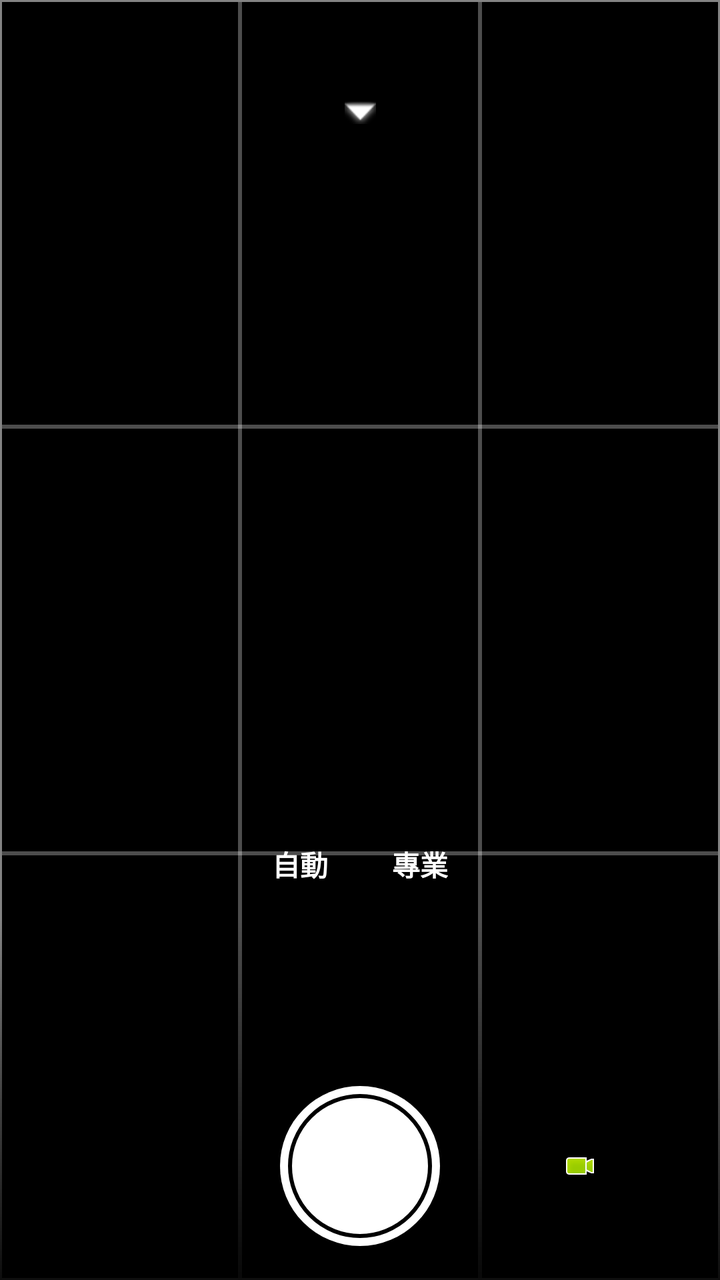
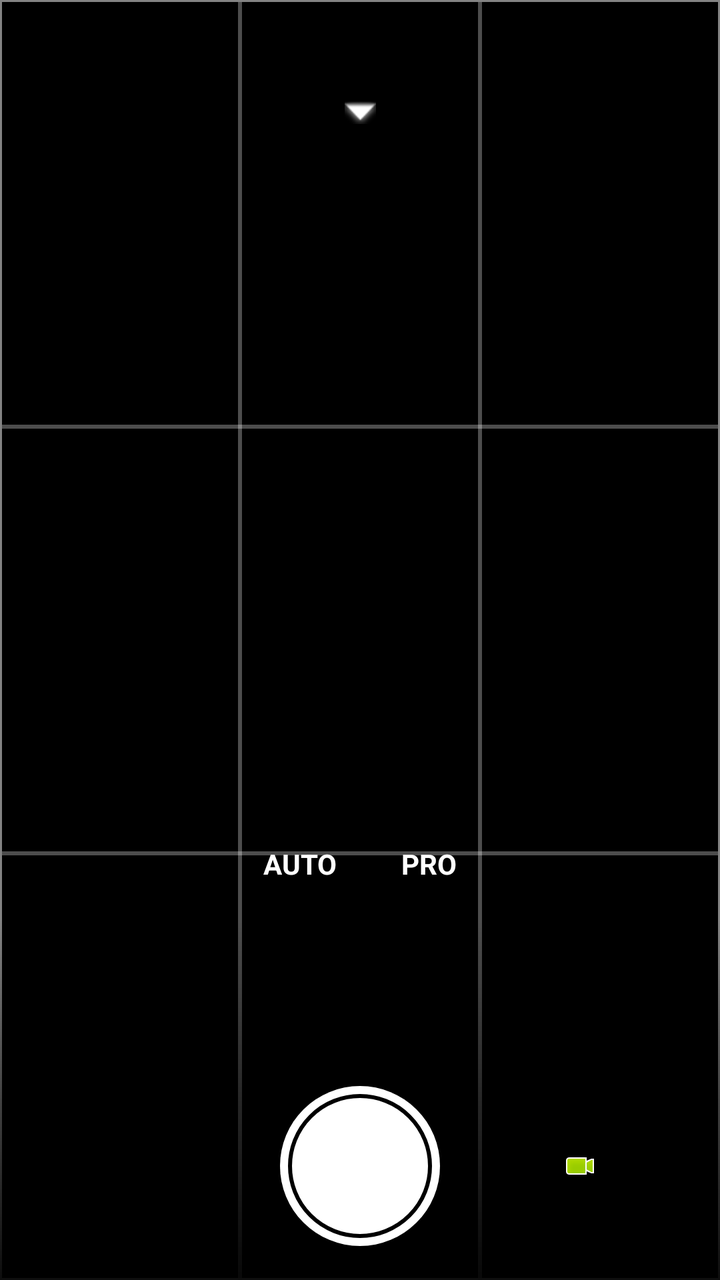

An Android layout rendered at two revisions. The XML below is the earlier revision; the diff shows what the commit changed to produce the second picture.
<!-- AndroidManifest.xml: application theme Theme.TelescopeApp -->
<!-- res/layout/activity_main.xml -->
<?xml version="1.0" encoding="utf-8"?>
<androidx.constraintlayout.widget.ConstraintLayout
    xmlns:android="http://schemas.android.com/apk/res/android"
    xmlns:app="http://schemas.android.com/apk/res-auto"
    xmlns:tools="http://schemas.android.com/tools"
    android:layout_width="match_parent"
    android:layout_height="match_parent"
    android:background="#000000"
    tools:context=".MainActivity">

    <TextureView
        android:id="@+id/viewFinder"
        android:layout_width="match_parent"
        android:layout_height="match_parent"
        app:layout_constraintBottom_toBottomOf="parent"
        app:layout_constraintEnd_toEndOf="parent"
        app:layout_constraintStart_toStartOf="parent"
        app:layout_constraintTop_toTopOf="parent" />

    <View
        android:id="@+id/flash_overlay"
        android:layout_width="match_parent"
        android:layout_height="match_parent"
        android:background="#B3FFFFFF"
        android:visibility="gone"
        android:elevation="10dp" />

    
    <com.example.telescopeapp.HistogramView
        android:id="@+id/histogram_view"
        android:layout_width="120dp"
        android:layout_height="80dp"
        android:layout_marginTop="32dp"
        android:layout_marginStart="16dp"
        android:visibility="gone"
        app:layout_constraintTop_toTopOf="parent"
        app:layout_constraintStart_toStartOf="parent" />

    
    <HorizontalScrollView
        android:id="@+id/top_menu_scroll"
        android:layout_width="match_parent"
        android:layout_height="wrap_content"
        android:background="#80000000"
        android:scrollbars="none"
        android:visibility="gone"
        app:layout_constraintTop_toBottomOf="@+id/top_bar">

        <LinearLayout
            android:layout_width="wrap_content"
            android:layout_height="wrap_content"
            android:orientation="horizontal"
            android:padding="12dp">

            
            <LinearLayout
                android:id="@+id/btn_toggle_grid"
                android:layout_width="70dp"
                android:layout_height="70dp"
                android:layout_marginEnd="10dp"
                android:background="@drawable/bg_menu_tile"
                android:orientation="vertical"
                android:gravity="center"
                android:clickable="true"
                android:focusable="true">
                <View android:id="@+id/dot_grid" android:layout_width="6dp" android:layout_height="6dp" android:background="#FFD700" android:layout_marginBottom="4dp" />
                <TextView android:layout_width="wrap_content" android:layout_height="wrap_content" android:text="九宮格" android:textColor="#FFFFFF" android:textSize="12sp" android:textStyle="bold" />
            </LinearLayout>

            
            <LinearLayout
                android:id="@+id/btn_toggle_histogram"
                android:layout_width="70dp"
                android:layout_height="70dp"
                android:layout_marginEnd="10dp"
                android:background="@drawable/bg_menu_tile"
                android:orientation="vertical"
                android:gravity="center"
                android:clickable="true"
                android:focusable="true">
                <View android:id="@+id/dot_histogram" android:layout_width="6dp" android:layout_height="6dp" android:background="#FFD700" android:layout_marginBottom="4dp" />
                <TextView android:layout_width="wrap_content" android:layout_height="wrap_content" android:text="直方圖" android:textColor="#FFFFFF" android:textSize="12sp" android:textStyle="bold" />
            </LinearLayout>

            
            <LinearLayout
                android:id="@+id/btn_toggle_hdr"
                android:layout_width="70dp"
                android:layout_height="70dp"
                android:layout_marginEnd="10dp"
                android:background="@drawable/bg_menu_tile"
                android:orientation="vertical"
                android:gravity="center"
                android:clickable="true"
                android:focusable="true">
                <View android:id="@+id/dot_hdr" android:layout_width="6dp" android:layout_height="6dp" android:background="#FFFFFF" android:layout_marginBottom="4dp" />
                <TextView android:layout_width="wrap_content" android:layout_height="wrap_content" android:text="HDR" android:textColor="#FFFFFF" android:textSize="12sp" android:textStyle="bold" />
            </LinearLayout>

            
            <LinearLayout
                android:id="@+id/btn_toggle_timer"
                android:layout_width="70dp"
                android:layout_height="70dp"
                android:layout_marginEnd="10dp"
                android:background="@drawable/bg_menu_tile"
                android:orientation="vertical"
                android:gravity="center"
                android:clickable="true"
                android:focusable="true">
                <View android:id="@+id/dot_timer" android:layout_width="6dp" android:layout_height="6dp" android:background="#FFFFFF" android:layout_marginBottom="4dp" />
                <TextView android:id="@+id/text_timer" android:layout_width="wrap_content" android:layout_height="wrap_content" android:text="倒數" android:textColor="#FFFFFF" android:textSize="12sp" android:textStyle="bold" />
            </LinearLayout>

            
            <LinearLayout
                android:id="@+id/btn_toggle_flip"
                android:layout_width="70dp"
                android:layout_height="70dp"
                android:layout_marginEnd="10dp"
                android:background="@drawable/bg_menu_tile"
                android:orientation="vertical"
                android:gravity="center"
                android:clickable="true"
                android:focusable="true">
                <View android:id="@+id/dot_flip" android:layout_width="6dp" android:layout_height="6dp" android:background="#FFD700" android:layout_marginBottom="4dp" />
                <TextView android:layout_width="wrap_content" android:layout_height="wrap_content" android:text="鏡像" android:textColor="#FFFFFF" android:textSize="12sp" android:textStyle="bold" />
            </LinearLayout>

            
            <LinearLayout
                android:id="@+id/btn_toggle_voice"
                android:layout_width="70dp"
                android:layout_height="70dp"
                android:layout_marginEnd="10dp"
                android:background="@drawable/bg_menu_tile"
                android:orientation="vertical"
                android:gravity="center"
                android:clickable="true"
                android:focusable="true">
                <View android:id="@+id/dot_voice" android:layout_width="6dp" android:layout_height="6dp" android:background="#FFFFFF" android:layout_marginBottom="4dp" />
                <TextView android:layout_width="wrap_content" android:layout_height="wrap_content" android:text="聲控" android:textColor="#FFFFFF" android:textSize="12sp" android:textStyle="bold" />
            </LinearLayout>

            
            <LinearLayout
                android:id="@+id/btn_toggle_raw"
                android:layout_width="70dp"
                android:layout_height="70dp"
                android:layout_marginEnd="10dp"
                android:background="@drawable/bg_menu_tile"
                android:orientation="vertical"
                android:gravity="center"
                android:clickable="true"
                android:focusable="true">
                <View android:id="@+id/dot_raw" android:layout_width="6dp" android:layout_height="6dp" android:background="#FFFFFF" android:layout_marginBottom="4dp" />
                <TextView android:layout_width="wrap_content" android:layout_height="wrap_content" android:text="RAW" android:textColor="#FFFFFF" android:textSize="12sp" android:textStyle="bold" />
            </LinearLayout>

            
            <LinearLayout
                android:layout_width="70dp"
                android:layout_height="70dp"
                android:layout_marginEnd="10dp"
                android:background="@drawable/bg_menu_tile"
                android:orientation="vertical">
                
                <LinearLayout
                    android:id="@+id/btn_toggle_super_hdr"
                    android:layout_width="match_parent"
                    android:layout_height="0dp"
                    android:layout_weight="1"
                    android:orientation="vertical"
                    android:gravity="center"
                    android:clickable="true"
                    android:focusable="true">
                    <View android:id="@+id/dot_super_hdr" android:layout_width="6dp" android:layout_height="6dp" android:background="#FFFFFF" android:layout_marginBottom="4dp" />
                    <TextView android:layout_width="wrap_content" android:layout_height="wrap_content" android:text="超動態" android:textColor="#FFFFFF" android:textSize="12sp" android:textStyle="bold" />
                </LinearLayout>

                <LinearLayout
                    android:id="@+id/btn_super_hdr_settings"
                    android:layout_width="match_parent"
                    android:layout_height="20dp"
                    android:background="#40000000"
                    android:gravity="center"
                    android:clickable="true"
                    android:focusable="true">
                    <TextView android:layout_width="wrap_content" android:layout_height="wrap_content" android:text="▼" android:textColor="#FFFFFF" android:textSize="10sp" />
                </LinearLayout>
            </LinearLayout>

            
            <LinearLayout
                android:id="@+id/btn_toggle_stab"
                android:layout_width="70dp"
                android:layout_height="70dp"
                android:background="@drawable/bg_menu_tile"
                android:orientation="vertical"
                android:gravity="center"
                android:clickable="true"
                android:focusable="true">
                <View android:id="@+id/dot_stab" android:layout_width="6dp" android:layout_height="6dp" android:background="#FFD700" android:layout_marginBottom="4dp" />
                <TextView android:layout_width="wrap_content" android:layout_height="wrap_content" android:text="防手震" android:textColor="#FFFFFF" android:textSize="12sp" android:textStyle="bold" />
            </LinearLayout>
        </LinearLayout>
    </HorizontalScrollView>

    <ImageView
        android:id="@+id/focus_ring"
        android:layout_width="80dp"
        android:layout_height="80dp"
        android:src="@drawable/focus_ring"
        android:visibility="gone"
        app:layout_constraintTop_toTopOf="parent"
        app:layout_constraintStart_toStartOf="parent" />

    <ImageView
        android:id="@+id/btn_expand_menu"
        android:layout_width="48dp"
        android:layout_height="48dp"
        android:layout_marginTop="32dp"
        android:scaleType="centerInside"
        android:src="@android:drawable/arrow_down_float"
        app:tint="#FFFFFF"
        android:background="?selectableItemBackgroundBorderless"
        app:layout_constraintTop_toTopOf="parent"
        app:layout_constraintEnd_toEndOf="parent"
        app:layout_constraintStart_toStartOf="parent" />

    
    <TextView
        android:id="@+id/countdown_text"
        android:layout_width="wrap_content"
        android:layout_height="wrap_content"
        android:textSize="120sp"
        android:textColor="#FFFFFF"
        android:textStyle="bold"
        android:shadowColor="#000000"
        android:shadowRadius="10"
        android:visibility="gone"
        app:layout_constraintTop_toTopOf="parent"
        app:layout_constraintBottom_toBottomOf="parent"
        app:layout_constraintStart_toStartOf="parent"
        app:layout_constraintEnd_toEndOf="parent" />

    
    <FrameLayout
        android:id="@+id/grid_lines_layout"
        android:layout_width="match_parent"
        android:layout_height="match_parent"
        app:layout_constraintTop_toTopOf="parent"
        app:layout_constraintBottom_toBottomOf="parent">

        <LinearLayout
            android:layout_width="match_parent"
            android:layout_height="match_parent"
            android:orientation="vertical"
            android:weightSum="3">
            <View android:layout_width="match_parent" android:layout_height="0dp" android:layout_weight="1" android:background="@drawable/grid_box" />
            <View android:layout_width="match_parent" android:layout_height="0dp" android:layout_weight="1" android:background="@drawable/grid_box" />
            <View android:layout_width="match_parent" android:layout_height="0dp" android:layout_weight="1" android:background="@drawable/grid_box" />
        </LinearLayout>
        
        <LinearLayout
            android:layout_width="match_parent"
            android:layout_height="match_parent"
            android:orientation="horizontal"
            android:weightSum="3">
            <View android:layout_width="0dp" android:layout_height="match_parent" android:layout_weight="1" android:background="@drawable/grid_box" />
            <View android:layout_width="0dp" android:layout_height="match_parent" android:layout_weight="1" android:background="@drawable/grid_box" />
            <View android:layout_width="0dp" android:layout_height="match_parent" android:layout_weight="1" android:background="@drawable/grid_box" />
        </LinearLayout>
    </FrameLayout>

    
    <LinearLayout
        android:id="@+id/parameter_control_panel"
        android:layout_width="match_parent"
        android:layout_height="wrap_content"
        android:layout_marginBottom="8dp"
        android:orientation="vertical"
        android:visibility="gone"
        android:background="#80000000"
        app:layout_constraintBottom_toTopOf="@+id/parameter_scroll_view"
        app:layout_constraintEnd_toEndOf="parent"
        app:layout_constraintStart_toStartOf="parent">

        
        <TextView
            android:id="@+id/parameter_value_text"
            android:layout_width="wrap_content"
            android:layout_height="wrap_content"
            android:layout_gravity="center_horizontal"
            android:padding="8dp"
            android:text="AUTO"
            android:textColor="#FFD700"
            android:textSize="16sp"
            android:textStyle="bold"
            android:background="?selectableItemBackground" />

        
        <LinearLayout
            android:layout_width="match_parent"
            android:layout_height="wrap_content"
            android:orientation="horizontal"
            android:gravity="center_vertical"
            android:paddingStart="16dp"
            android:paddingEnd="16dp">

            <TextView
                android:id="@+id/btn_param_minus"
                android:layout_width="40dp"
                android:layout_height="40dp"
                android:gravity="center"
                android:text="-"
                android:textColor="#FFFFFF"
                android:textSize="24sp"
                android:textStyle="bold"
                android:background="?selectableItemBackgroundBorderless" />

            <com.google.android.material.slider.Slider
                android:id="@+id/parameter_slider"
                android:layout_width="0dp"
                android:layout_height="wrap_content"
                android:layout_weight="1"
                app:tickVisible="false"
                app:thumbColor="#FFFFFF"
                app:trackColorActive="#FFFFFF"
                app:trackColorInactive="#80FFFFFF" />

            <TextView
                android:id="@+id/btn_param_plus"
                android:layout_width="40dp"
                android:layout_height="40dp"
                android:gravity="center"
                android:text="+"
                android:textColor="#FFFFFF"
                android:textSize="20sp"
                android:textStyle="bold"
                android:background="?selectableItemBackgroundBorderless" />
        </LinearLayout>

        
        <HorizontalScrollView
            android:layout_width="match_parent"
            android:layout_height="40dp"
            android:scrollbars="none">
            <LinearLayout
                android:id="@+id/preset_layout"
                android:layout_width="wrap_content"
                android:layout_height="match_parent"
                android:orientation="horizontal"
                android:paddingStart="16dp"
                android:paddingEnd="16dp"
                android:gravity="center_vertical" />
        </HorizontalScrollView>
    </LinearLayout>

    
    <HorizontalScrollView
        android:id="@+id/parameter_scroll_view"
        android:layout_width="wrap_content"
        android:layout_height="40dp"
        android:layout_marginBottom="8dp"
        android:scrollbars="none"
        android:visibility="gone"
        app:layout_constraintBottom_toTopOf="@+id/mode_layout"
        app:layout_constraintEnd_toEndOf="parent"
        app:layout_constraintStart_toStartOf="parent">

        <LinearLayout
            android:id="@+id/parameter_layout"
            android:layout_width="wrap_content"
            android:layout_height="match_parent"
            android:orientation="horizontal"
            android:paddingStart="16dp"
            android:paddingEnd="16dp"
            android:gravity="center_vertical" />
    </HorizontalScrollView>

    
    <LinearLayout
        android:id="@+id/mode_layout"
        android:layout_width="wrap_content"
        android:layout_height="40dp"
        android:layout_marginBottom="8dp"
        android:orientation="horizontal"
        android:gravity="center_vertical"
        app:layout_constraintBottom_toTopOf="@+id/bottom_control_bar"
        app:layout_constraintEnd_toEndOf="parent"
        app:layout_constraintStart_toStartOf="parent">

        <TextView
            android:id="@+id/mode_auto"
            android:layout_width="wrap_content"
            android:layout_height="match_parent"
            android:gravity="center"
            android:paddingStart="16dp"
            android:paddingEnd="16dp"
            android:text="自動"
            android:textColor="#FFFFFF"
            android:textSize="14sp"
            android:textStyle="bold" />

        <TextView
            android:id="@+id/mode_manual"
            android:layout_width="wrap_content"
            android:layout_height="match_parent"
            android:gravity="center"
            android:paddingStart="16dp"
            android:paddingEnd="16dp"
            android:text="專業"
            android:textColor="#FFFFFF"
            android:textSize="14sp"
            android:textStyle="bold" />
    </LinearLayout>

    
    <androidx.constraintlayout.widget.ConstraintLayout
        android:id="@+id/bottom_control_bar"
        android:layout_width="match_parent"
        android:layout_height="180dp"
        android:background="@drawable/bg_control_bar"
        app:layout_constraintBottom_toBottomOf="parent"
        app:layout_constraintStart_toStartOf="parent"
        app:layout_constraintEnd_toEndOf="parent">

        
        <HorizontalScrollView
            android:id="@+id/zoom_scroll_view"
            android:layout_width="wrap_content"
            android:layout_height="50dp"
            android:layout_marginTop="16dp"
            android:scrollbars="none"
            app:layout_constraintTop_toTopOf="parent"
            app:layout_constraintEnd_toEndOf="parent"
            app:layout_constraintStart_toStartOf="parent">

            <LinearLayout
                android:id="@+id/zoom_layout"
                android:layout_width="wrap_content"
                android:layout_height="match_parent"
                android:orientation="horizontal"
                android:paddingStart="16dp"
                android:paddingEnd="16dp"
                android:gravity="center_vertical" />
        </HorizontalScrollView>

        <Button
            android:id="@+id/image_capture_button"
            android:layout_width="80dp"
            android:layout_height="80dp"
            android:background="@drawable/bg_shutter_button"
            android:elevation="4dp"
            app:layout_constraintBottom_toBottomOf="parent"
            app:layout_constraintTop_toBottomOf="@id/zoom_scroll_view"
            app:layout_constraintStart_toStartOf="parent"
            app:layout_constraintEnd_toEndOf="parent" />

        <ImageView
            android:id="@+id/thumbnail_view"
            android:layout_width="48dp"
            android:layout_height="48dp"
            android:background="?selectableItemBackgroundBorderless"
            android:scaleType="centerCrop"
            android:layout_marginEnd="24dp"
            app:layout_constraintBottom_toBottomOf="@id/image_capture_button"
            app:layout_constraintTop_toTopOf="@id/image_capture_button"
            app:layout_constraintEnd_toStartOf="@id/image_capture_button" />

        <ImageButton
            android:id="@+id/video_capture_button"
            android:layout_width="48dp"
            android:layout_height="48dp"
            android:background="?selectableItemBackgroundBorderless"
            android:src="@android:drawable/presence_video_online"
            android:scaleType="centerInside"
            app:layout_constraintBottom_toBottomOf="@id/image_capture_button"
            app:layout_constraintTop_toTopOf="@id/image_capture_button"
            app:layout_constraintStart_toEndOf="@id/image_capture_button"
            app:layout_constraintEnd_toEndOf="parent" />
            
    </androidx.constraintlayout.widget.ConstraintLayout>



</androidx.constraintlayout.widget.ConstraintLayout>
<!-- resources referenced by this layout -->
<resources>
  <!-- drawable bg_control_bar (drawable) -->
  <?xml version="1.0" encoding="utf-8"?>
  <shape xmlns:android="http://schemas.android.com/apk/res/android">
      <gradient
          android:angle="90"
          android:startColor="#E6000000"
          android:centerColor="#80000000"
          android:endColor="#00000000" />
  </shape>
  <!-- drawable bg_menu_tile (drawable) -->
  <?xml version="1.0" encoding="utf-8"?>
  <shape xmlns:android="http://schemas.android.com/apk/res/android">
      <solid android:color="#20FFFFFF" /> 
      <corners android:radius="12dp" />
      <stroke android:width="1dp" android:color="#40FFFFFF" />
  </shape>
  <!-- drawable bg_shutter_button (drawable) -->
  <?xml version="1.0" encoding="utf-8"?>
  <layer-list xmlns:android="http://schemas.android.com/apk/res/android">
      <item>
          <shape android:shape="oval">
              <solid android:color="#FFFFFF" />
              <size android:width="70dp" android:height="70dp"/>
          </shape>
      </item>
      <item android:bottom="4dp" android:left="4dp" android:right="4dp" android:top="4dp">
          <shape android:shape="oval">
              <stroke android:width="2dp" android:color="#000000" />
              <solid android:color="#FFFFFF" />
          </shape>
      </item>
  </layer-list>
  <!-- drawable focus_ring (drawable) -->
  <?xml version="1.0" encoding="utf-8"?>
  <shape xmlns:android="http://schemas.android.com/apk/res/android"
      android:shape="oval">
      <stroke
          android:width="2dp"
          android:color="#FFD700" />
      <size
          android:width="80dp"
          android:height="80dp" />
  </shape>
  <!-- drawable grid_box (drawable) -->
  <?xml version="1.0" encoding="utf-8"?>
  <shape xmlns:android="http://schemas.android.com/apk/res/android">
      <stroke android:width="1dp" android:color="#4DFFFFFF" />
      <solid android:color="@android:color/transparent" />
  </shape>
  <style name="Theme.TelescopeApp" parent="Base.Theme.TelescopeApp" />
  <style name="Base.Theme.TelescopeApp" parent="Theme.Material3.DayNight.NoActionBar">
          
      </style>
</resources>

<!-- the commit's change to res/layout/activity_main.xml (unified diff, before → after) -->
@@ -64,7 +64,7 @@
                 android:clickable="true"
                 android:focusable="true">
                 <View android:id="@+id/dot_grid" android:layout_width="6dp" android:layout_height="6dp" android:background="#FFD700" android:layout_marginBottom="4dp" />
-                <TextView android:layout_width="wrap_content" android:layout_height="wrap_content" android:text="九宮格" android:textColor="#FFFFFF" android:textSize="12sp" android:textStyle="bold" />
+                <TextView android:layout_width="wrap_content" android:layout_height="wrap_content" android:text="@string/menu_grid" android:textColor="#FFFFFF" android:textSize="12sp" android:textStyle="bold" />
             </LinearLayout>
 
             
@@ -79,7 +79,7 @@
                 android:clickable="true"
                 android:focusable="true">
                 <View android:id="@+id/dot_histogram" android:layout_width="6dp" android:layout_height="6dp" android:background="#FFD700" android:layout_marginBottom="4dp" />
-                <TextView android:layout_width="wrap_content" android:layout_height="wrap_content" android:text="直方圖" android:textColor="#FFFFFF" android:textSize="12sp" android:textStyle="bold" />
+                <TextView android:layout_width="wrap_content" android:layout_height="wrap_content" android:text="@string/menu_histogram" android:textColor="#FFFFFF" android:textSize="12sp" android:textStyle="bold" />
             </LinearLayout>
 
             
@@ -109,7 +109,7 @@
                 android:clickable="true"
                 android:focusable="true">
                 <View android:id="@+id/dot_timer" android:layout_width="6dp" android:layout_height="6dp" android:background="#FFFFFF" android:layout_marginBottom="4dp" />
-                <TextView android:id="@+id/text_timer" android:layout_width="wrap_content" android:layout_height="wrap_content" android:text="倒數" android:textColor="#FFFFFF" android:textSize="12sp" android:textStyle="bold" />
+                <TextView android:id="@+id/text_timer" android:layout_width="wrap_content" android:layout_height="wrap_content" android:text="@string/menu_timer" android:textColor="#FFFFFF" android:textSize="12sp" android:textStyle="bold" />
             </LinearLayout>
 
             
@@ -124,7 +124,7 @@
                 android:clickable="true"
                 android:focusable="true">
                 <View android:id="@+id/dot_flip" android:layout_width="6dp" android:layout_height="6dp" android:background="#FFD700" android:layout_marginBottom="4dp" />
-                <TextView android:layout_width="wrap_content" android:layout_height="wrap_content" android:text="鏡像" android:textColor="#FFFFFF" android:textSize="12sp" android:textStyle="bold" />
+                <TextView android:layout_width="wrap_content" android:layout_height="wrap_content" android:text="@string/menu_flip" android:textColor="#FFFFFF" android:textSize="12sp" android:textStyle="bold" />
             </LinearLayout>
 
             
@@ -139,7 +139,7 @@
                 android:clickable="true"
                 android:focusable="true">
                 <View android:id="@+id/dot_voice" android:layout_width="6dp" android:layout_height="6dp" android:background="#FFFFFF" android:layout_marginBottom="4dp" />
-                <TextView android:layout_width="wrap_content" android:layout_height="wrap_content" android:text="聲控" android:textColor="#FFFFFF" android:textSize="12sp" android:textStyle="bold" />
+                <TextView android:layout_width="wrap_content" android:layout_height="wrap_content" android:text="@string/menu_voice" android:textColor="#FFFFFF" android:textSize="12sp" android:textStyle="bold" />
             </LinearLayout>
 
             
@@ -175,7 +175,7 @@
                     android:clickable="true"
                     android:focusable="true">
                     <View android:id="@+id/dot_super_hdr" android:layout_width="6dp" android:layout_height="6dp" android:background="#FFFFFF" android:layout_marginBottom="4dp" />
-                    <TextView android:layout_width="wrap_content" android:layout_height="wrap_content" android:text="超動態" android:textColor="#FFFFFF" android:textSize="12sp" android:textStyle="bold" />
+                    <TextView android:layout_width="wrap_content" android:layout_height="wrap_content" android:text="@string/menu_super_hdr" android:textColor="#FFFFFF" android:textSize="12sp" android:textStyle="bold" />
                 </LinearLayout>
 
                 <LinearLayout
@@ -201,7 +201,7 @@
                 android:clickable="true"
                 android:focusable="true">
                 <View android:id="@+id/dot_stab" android:layout_width="6dp" android:layout_height="6dp" android:background="#FFD700" android:layout_marginBottom="4dp" />
-                <TextView android:layout_width="wrap_content" android:layout_height="wrap_content" android:text="防手震" android:textColor="#FFFFFF" android:textSize="12sp" android:textStyle="bold" />
+                <TextView android:layout_width="wrap_content" android:layout_height="wrap_content" android:text="@string/menu_stab" android:textColor="#FFFFFF" android:textSize="12sp" android:textStyle="bold" />
             </LinearLayout>
         </LinearLayout>
     </HorizontalScrollView>
@@ -398,7 +398,7 @@
             android:gravity="center"
             android:paddingStart="16dp"
             android:paddingEnd="16dp"
-            android:text="自動"
+            android:text="@string/mode_auto"
             android:textColor="#FFFFFF"
             android:textSize="14sp"
             android:textStyle="bold" />
@@ -410,7 +410,7 @@
             android:gravity="center"
             android:paddingStart="16dp"
             android:paddingEnd="16dp"
-            android:text="專業"
+            android:text="@string/mode_manual"
             android:textColor="#FFFFFF"
             android:textSize="14sp"
             android:textStyle="bold" />
<!-- resource entries referenced after the edit -->
@@ -49,6 +49,15 @@
       <stroke android:width="1dp" android:color="#4DFFFFFF" />
       <solid android:color="@android:color/transparent" />
   </shape>
+  <string name="menu_flip">Flip</string>
+  <string name="menu_grid">Grid</string>
+  <string name="menu_histogram">Hist</string>
+  <string name="menu_stab">Stab</string>
+  <string name="menu_super_hdr">S.HDR</string>
+  <string name="menu_timer">Timer</string>
+  <string name="menu_voice">Voice</string>
+  <string name="mode_auto">AUTO</string>
+  <string name="mode_manual">PRO</string>
   <style name="Theme.TelescopeApp" parent="Base.Theme.TelescopeApp" />
   <style name="Base.Theme.TelescopeApp" parent="Theme.Material3.DayNight.NoActionBar">
           
